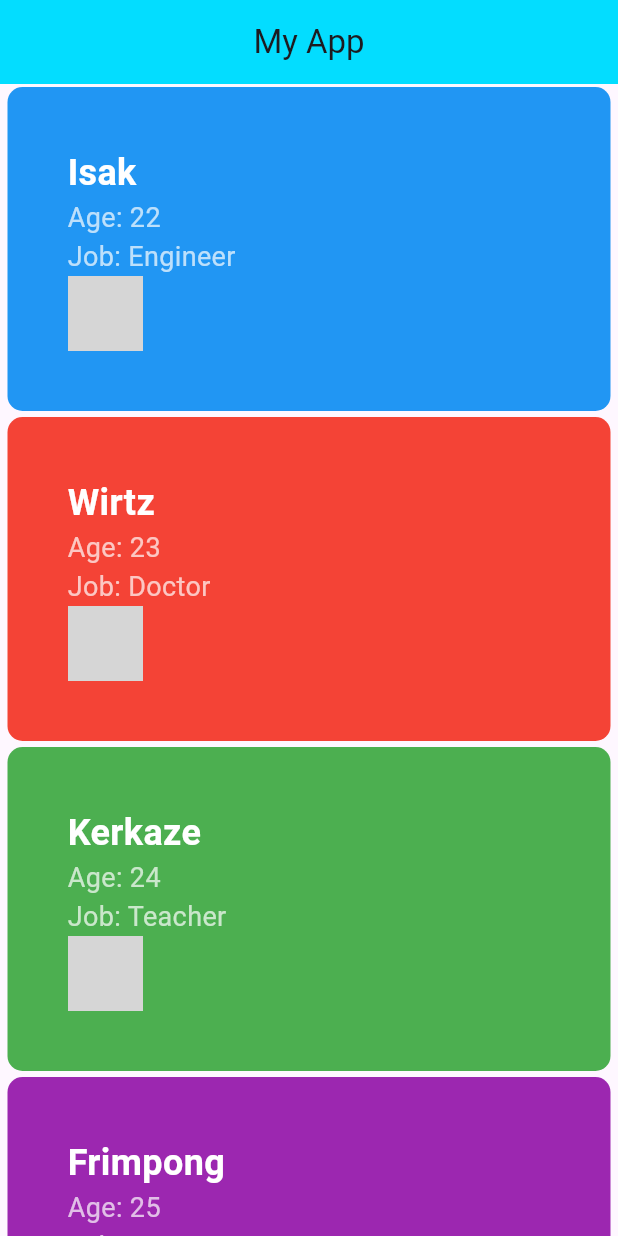
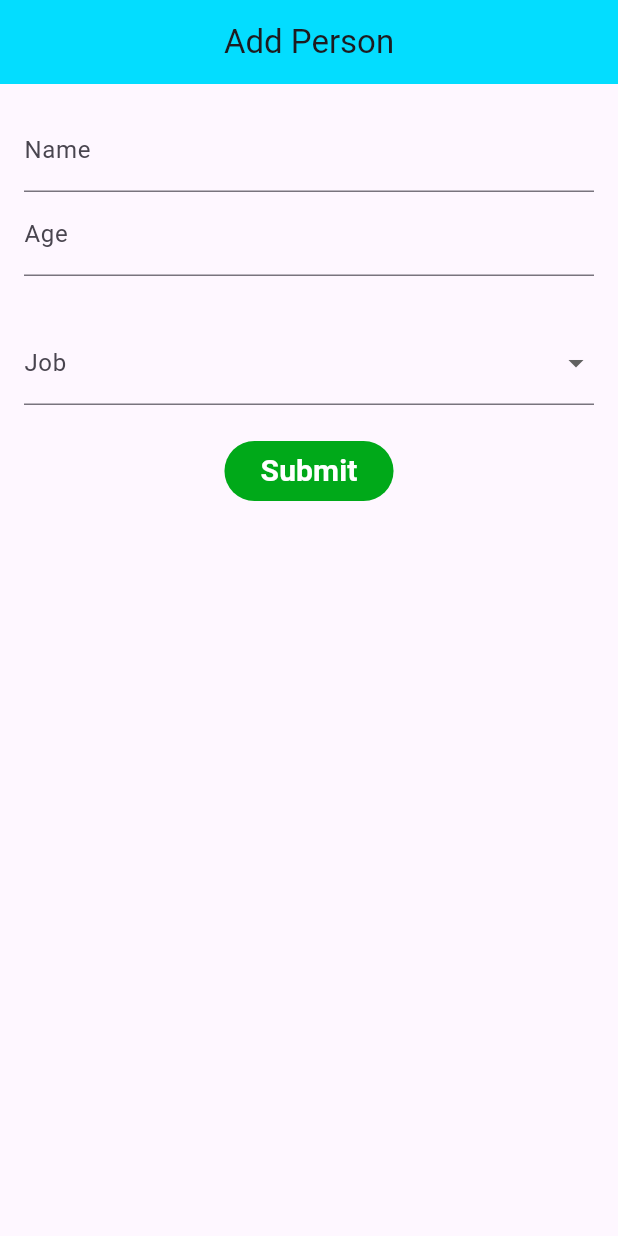
Before and after one commit to Watcharapol041/learn_flutter_67, a Flutter app: the screen it shows after launch, on a phone screen of 412 x 824 dp. Run offline on Flutter 3.47's test engine with Material 3 defaults, Android fonts, the phone set to English and light mode, and no system bars; our stand-ins replace google_fonts; Roboto replaces fonts that are missing (Kanit); grey boxes are pictures that could not be loaded.

Commit message:
step 13: TextFormField step 14: Dropdown

```diff
--- a/lib/main.dart
+++ b/lib/main.dart
@@ -1,5 +1,6 @@
 import 'package:flutter/material.dart';
 import 'package:learn_flutter_67/screen/item.dart';
+import 'package:learn_flutter_67/screen/addForm.dart';
 
 // step4: sperate the Home widget into its own file
 import 'screen/home.dart';
@@ -25,18 +26,19 @@ void main() {
   //);
 
   //Step 2: Stateless widget
-  runApp(
-    MaterialApp(
-      title: "My Title",
-      home: Scaffold(
-        appBar: AppBar(
-          title: Text("My App"),
-          backgroundColor: const Color.fromARGB(255, 3, 221, 255),
-          centerTitle: true,
-        ),
-        //body: Home(),
-        body: Item(),
-      ),
-    ),
-  );
+  // runApp(
+  //   MaterialApp(
+  //     title: "My Title",
+  //     home: Scaffold(
+  //       appBar: AppBar(
+  //         title: Text("My App"),
+  //         backgroundColor: const Color.fromARGB(255, 3, 221, 255),
+  //         centerTitle: true,
+  //       ),
+  //       //body: Home(),
+  //       body: Item(),
+  //     ),
+  //   ),
+  // );
+  runApp(const AddForm());
 }
--- a/lib/models/person.dart
+++ b/lib/models/person.dart
@@ -21,11 +21,11 @@ import 'package:flutter/material.dart';
 // Step 11: use a enum
 
 enum Job {
-  Engineer(title: "Engineer", image: "assets/engineer.png", color: Colors.blue),
-  Doctor(title: "Doctor", image: "assets/doctor.png", color: Colors.red),
-  Teacher(title: "Teacher", image: "assets/teacher.png", color: Colors.green),
-  Artist(title: "Artist", image: "assets/artist.png", color: Colors.purple),
-  Chef(title: "Chef", image: "assets/chef.png", color: Colors.orange);
+  Engineer(title: "Engineer", image: "assets/ccc.png", color: Colors.blue),
+  Doctor(title: "Doctor", image: "assets/ccc.png", color: Colors.red),
+  Teacher(title: "Teacher", image: "assets/ccc.png", color: Colors.green),
+  Artist(title: "Artist", image: "assets/ccc.png", color: Colors.purple),
+  Chef(title: "Chef", image: "assets/ccc.png", color: Colors.orange);
 
   final String title;
   final String image;
--- /dev/null
+++ b/lib/screen/addForm.dart
@@ -0,0 +1,69 @@
+// Step 13: TextFormField for input
+// Step 14: DropdownButton for selection
+import 'package:flutter/material.dart';
+import 'package:learn_flutter_67/models/person.dart';
+
+class AddForm extends StatefulWidget {
+  const AddForm({super.key});
+
+  @override
+  State<AddForm> createState() => _AddFormState();
+}
+
+class _AddFormState extends State<AddForm> {
+  @override
+  Widget build(BuildContext context) {
+    return MaterialApp(
+      title: "Add Person",
+      home: Scaffold(
+        appBar: AppBar(
+          title: const Text("Add Person"),
+          backgroundColor: const Color.fromARGB(255, 3, 221, 255),
+          centerTitle: true,
+        ),
+        body: Padding(
+          padding: const EdgeInsets.all(16.0),
+          child: Column(
+            children: [
+              TextFormField(
+                decoration: const InputDecoration(labelText: "Name"),
+              ),
+              TextFormField(
+                decoration: const InputDecoration(labelText: "Age"),
+                keyboardType: TextInputType.number,
+              ),
+              const SizedBox(height: 30),
+              DropdownButtonFormField<Job>(
+                decoration: const InputDecoration(labelText: "Job"),
+                items: Job.values.map((key) {
+                  return DropdownMenuItem<Job>(
+                    value: key,
+                    child: Text(key.title),
+                  );
+                }).toList(),
+                onChanged: (value) {
+                  print(value);
+                },
+              ),
+              const SizedBox(height: 20),
+              FilledButton(
+                onPressed: () {},
+                style: FilledButton.styleFrom(
+                  backgroundColor: const Color.fromARGB(255, 0, 169, 25),
+                ),
+                child: Text(
+                  "Submit",
+                  style: TextStyle(
+                    fontSize: 20,
+                    fontWeight: FontWeight.bold,
+                    color: Colors.white,
+                  ),
+                ),
+              ),
+            ],
+          ),
+        ),
+      ),
+    );
+  }
+}
--- a/pubspec.yaml
+++ b/pubspec.yaml
@@ -65,8 +65,8 @@ flutter:
   #   - images/a_dot_burr.jpeg
   #   - images/a_dot_ham.jpeg
   # Step 6: Image widgets
-  assets:
-    - assets/images/
+assets:
+  - assets/images/
 
   # An image asset can refer to one or more resolution-specific "variants", see
   # https://flutter.dev/to/resolution-aware-images
```
Also changed, not shown: 1 other file.
